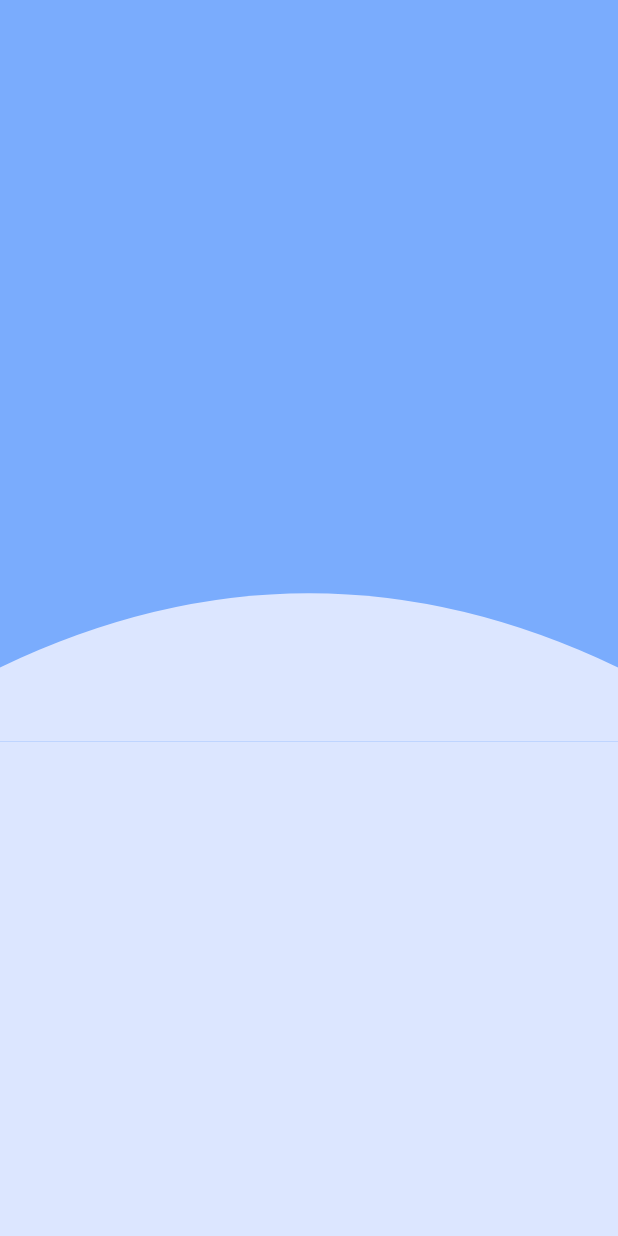
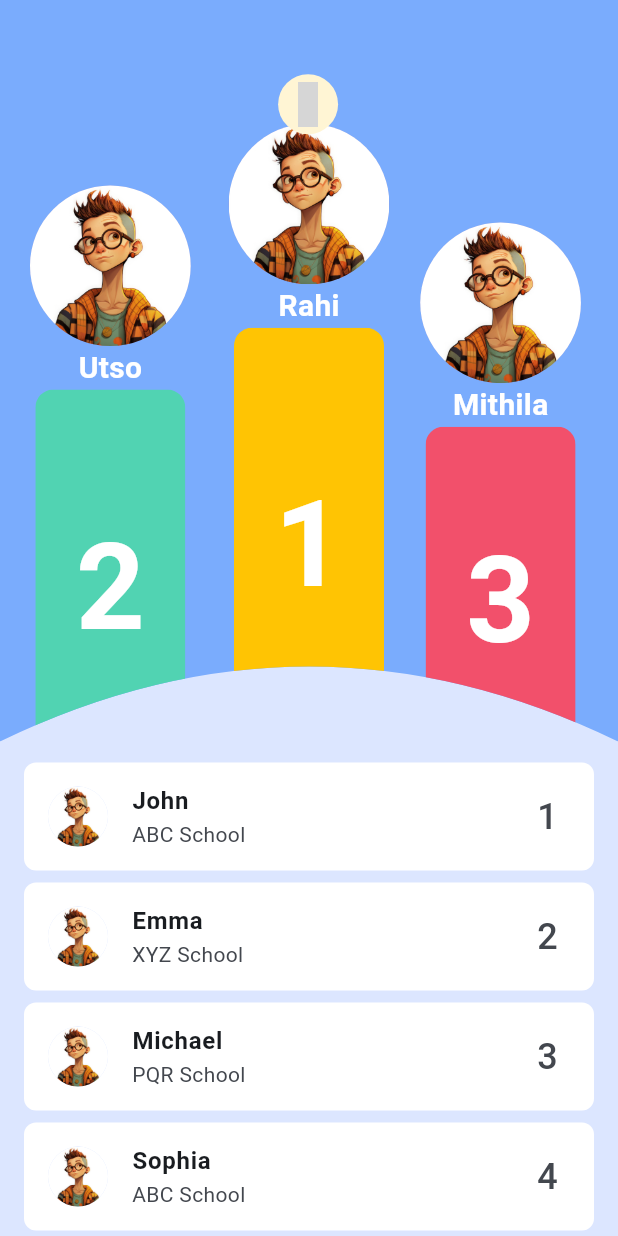
Before and after one commit to utso1707097/horlicks_quiz, a Flutter app: the LeaderboardScreen screen opened directly, on a phone screen of 412 x 824 dp. Run offline on Flutter 3.47's test engine with Material 3 defaults, Android fonts, the light colour scheme and no system bars; our stand-ins replace material_design_icons_flutter; grey boxes are pictures that could not be loaded.

Commit message:
Leaderboard design completed

```diff
--- a/lib/main.dart
+++ b/lib/main.dart
@@ -1,6 +1,7 @@
 import 'package:flutter/material.dart';
 import 'package:horlicks_project/main_page.dart';
 import 'package:horlicks_project/screens/leaderboard_screen.dart';
+import 'package:horlicks_project/screens/login_screen.dart';
 import 'package:horlicks_project/screens/profile_screen.dart';
 import 'package:horlicks_project/screens/stats_screen.dart';
 
@@ -23,7 +24,7 @@ class MyApp extends StatelessWidget {
         colorScheme: ColorScheme.fromSeed(seedColor: const Color(0xff7badfd)),
         useMaterial3: true,
       ),
-      home: MainPage(),
+      home: LoginScreen(),
     );
   }
 }
--- a/lib/screens/leaderboard_screen.dart
+++ b/lib/screens/leaderboard_screen.dart
@@ -1,5 +1,11 @@
+import 'dart:math';
+
 import 'package:flutter/cupertino.dart';
 import 'package:flutter/material.dart';
+import 'package:material_design_icons_flutter/material_design_icons_flutter.dart';
+
+import '../utils/custom_clipper.dart';
+import '../widgets/custom_badge_widget.dart';
 
 class LeaderboardScreen extends StatefulWidget {
   const LeaderboardScreen({Key? key}) : super(key: key);
@@ -11,6 +17,16 @@ class LeaderboardScreen extends StatefulWidget {
 class _LeaderboardScreenState extends State<LeaderboardScreen> {
   @override
   Widget build(BuildContext context) {
+    final List<Map<String, String>> leaderboardData = [
+      {"rank": "1", "name": "John", "school": "ABC School", "image": "assets/avatar.jpg"},
+      {"rank": "2", "name": "Emma", "school": "XYZ School", "image": "assets/avatar.jpg"},
+      {"rank": "3", "name": "Michael", "school": "PQR School", "image": "assets/avatar.jpg"},
+      {"rank": "4", "name": "Sophia", "school": "ABC School", "image": "assets/avatar.jpg"},
+      {"rank": "5", "name": "Ethan", "school": "XYZ School", "image": "assets/avatar.jpg"},
+      {"rank": "6", "name": "Olivia", "school": "PQR School", "image": "assets/avatar.jpg"},
+      // Add more data as needed
+    ];
+
     return Scaffold(
       backgroundColor: const Color(0xffdce6ff),
       body: SingleChildScrollView(
@@ -18,22 +34,100 @@ class _LeaderboardScreenState extends State<LeaderboardScreen> {
           children: [
             Stack(
               children: [
-                Transform(
-                  alignment: Alignment.center,
-                  transform: Matrix4.rotationX(3.1415),
+                ClipPath(
+                  clipper: CustomClipPath(),
                   child: Container(
                     width: MediaQuery.of(context).size.width,
-                    height: MediaQuery.of(context).size.height *0.6,
+                    height: MediaQuery.of(context).size.height * 0.6,
                     decoration: const BoxDecoration(
                       color: Color(0xff7aacfd),
                     ),
-                    child: CustomPaint(
-                      painter: CurvePainter(),
+                  ),
+                ),
+
+                ClipPath(
+                  clipper: CustomClipPath(),
+                  child: Container(
+                    width: MediaQuery.of(context).size.width,
+                    height: MediaQuery.of(context).size.height * 0.6,
+                    decoration: const BoxDecoration(
+                      color: Colors.transparent,
+                    ),
+                    child: Stack(
+                      children: [
+                        Positioned(
+                          top: MediaQuery.of(context).size.height * 0.15,
+                          left: 20,
+                          child: CustomBadgeWidget(
+                            imagePath: "assets/avatar.jpg",
+                            text: "Utso",
+                            pillarHeight: MediaQuery.of(context).size.height * 0.32,
+                            pillarColor: Color(0xff51d3b2),
+                            pillarText: "2",
+                          ),
+                        ),
+
+                        Positioned(
+                          top: MediaQuery.of(context).size.height * 0.1,
+                          left: MediaQuery.of(context).size.width * 0.37,
+                          child: CustomBadgeWidget(
+                            imagePath: "assets/avatar.jpg",
+                            text: "Rahi",
+                            pillarHeight: MediaQuery.of(context).size.height * 0.35,
+                            pillarColor:  Color(0xffffc403),
+                            pillarText: "1",
+                          ),
+                        ),
+
+                        Positioned(
+                          top: MediaQuery.of(context).size.height * 0.18,
+                          left: MediaQuery.of(context).size.width * 0.68,
+                          child: CustomBadgeWidget(
+                            imagePath: "assets/avatar.jpg",
+                            text: "Mithila",
+                            pillarHeight: MediaQuery.of(context).size.height * 0.28,
+                            pillarColor: Color(0xfff2506b),
+                            pillarText: "3",
+                          ),
+                        ),
+                        Positioned(
+                            top: MediaQuery.of(context).size.height * 0.06,
+                            left: MediaQuery.of(context).size.width * 0.45,
+                            child: Container(
+                              width: 40,
+                              height: 40,
+                              decoration: BoxDecoration(
+                                shape: BoxShape.circle,
+                                color: Color(0xfffff5d4),
+                              ),
+                              child: Icon(
+                                MdiIcons.crown,
+                                color: Color(0xffffc403),
+                                size: 30,
+                              ),
+                            )
+                        ),
+                      ],
                     ),
                   ),
                 ),
               ],
             ),
+            ListView.builder(
+              shrinkWrap: true,
+              physics: NeverScrollableScrollPhysics(),
+              padding: EdgeInsets.only(top: 10),
+              itemCount: leaderboardData.length,
+              itemBuilder: (context, index) {
+                final data = leaderboardData[index];
+                return LeaderboardListItem(
+                  rank: data["rank"]!,
+                  name: data["name"]!,
+                  school: data["school"]!,
+                  imagePath: data["image"]!,
+                );
+              },
+            )
           ],
         ),
       ),
@@ -42,26 +136,42 @@ class _LeaderboardScreenState extends State<LeaderboardScreen> {
 }
 
 
-class CurvePainter extends CustomPainter {
-  @override
-  void paint(Canvas canvas, Size size) {
-    var paint = Paint();
-    paint.color = Color(0xffdce6ff);
-    paint.style = PaintingStyle.fill;
 
-    var path = Path();
+class LeaderboardListItem extends StatelessWidget {
+  final String rank;
+  final String name;
+  final String school;
+  final String imagePath;
 
-    path.moveTo(0, size.height * 0.1); // Adjusted starting point
-    path.quadraticBezierTo(
-        size.width / 2, size.height * 0.3, size.width, size.height * 0.1); // Adjusted control point
-    path.lineTo(size.width, 0);
-    path.lineTo(0, 0);
-
-    canvas.drawPath(path, paint);
-  }
+  const LeaderboardListItem({
+    Key? key,
+    required this.rank,
+    required this.name,
+    required this.school,
+    required this.imagePath,
+  }) : super(key: key);
 
   @override
-  bool shouldRepaint(CustomPainter oldDelegate) {
-    return true;
+  Widget build(BuildContext context) {
+    return Container(
+      margin: EdgeInsets.symmetric(horizontal: 16, vertical: 4), // Adjust margins as needed
+      decoration: BoxDecoration(
+        color: Colors.white,
+        borderRadius: BorderRadius.circular(8), // Adjust border radius as needed
+      ),
+      child: ListTile(
+        leading: CircleAvatar(
+          backgroundImage: AssetImage(imagePath),
+        ),
+        title: Text(
+          name,
+          style: TextStyle(
+            fontWeight: FontWeight.bold,
+          ),
+        ),
+        subtitle: Text(school),
+        trailing: Text(rank,style: TextStyle(fontSize: 24,),),
+      ),
+    );
   }
 }
--- /dev/null
+++ b/lib/screens/login_screen.dart
@@ -0,0 +1,62 @@
+import 'package:flutter/material.dart';
+import 'package:horlicks_project/main_page.dart';
+
+class LoginScreen extends StatefulWidget {
+  const LoginScreen({super.key});
+
+  @override
+  State<LoginScreen> createState() => _LoginScreenState();
+}
+
+class _LoginScreenState extends State<LoginScreen> {
+  @override
+  Widget build(BuildContext context) {
+    return Scaffold(
+      resizeToAvoidBottomInset: false,
+      backgroundColor: const Color(0xffdce6ff),
+      floatingActionButton: FloatingActionButton(
+        onPressed: () {
+          Navigator.pushReplacement(
+            context,
+            MaterialPageRoute(
+              builder: (context) => MainPage(),
+            ),
+          );
+        },
+        child: Container(
+          width: 80,
+          height: 80,
+          decoration: BoxDecoration(
+            color: Color(0xfff2506b),
+            shape: BoxShape.circle,
+          ),
+          child: Icon(
+            Icons.check,
+            color: Colors.white,
+            size: 60,
+          ),
+        ),
+      ),
+      floatingActionButtonLocation: FloatingActionButtonLocation.centerFloat,
+      body: SingleChildScrollView(
+        child: Column(
+          children: [
+            Container(
+              width: MediaQuery.of(context).size.width,
+              height: MediaQuery.of(context).size.height * 0.3,
+              decoration: const BoxDecoration(
+                color: Color(0xff7aacfd),
+                borderRadius: BorderRadius.only(
+                  bottomLeft: Radius.circular(60),
+                  bottomRight: Radius.circular(60),
+                ),
+              ),
+            ),
+            SizedBox(height: MediaQuery.of(context).size.height * 0.1,),
+
+          ],
+        ),
+      ),
+    );
+  }
+}
--- /dev/null
+++ b/lib/utils/custom_clipper.dart
@@ -0,0 +1,23 @@
+import 'package:flutter/material.dart';
+
+class CustomClipPath extends CustomClipper<Path>{
+  @override
+  Path getClip(Size size) {
+    double w = size.width;
+    double h = size.height;
+
+    final path = Path();
+    path.lineTo(0, h);
+    path.quadraticBezierTo(w*0.5, h - 100, w, h,);
+    path.lineTo(w,0);
+
+
+    return path;
+  }
+
+  @override
+  bool shouldReclip(covariant CustomClipper<Path> oldClipper) {
+    return false;
+  }
+
+}
--- /dev/null
+++ b/lib/widgets/custom_badge_widget.dart
@@ -0,0 +1,82 @@
+import 'package:flutter/material.dart';
+
+import '../utils/custom_clipper.dart';
+
+class CustomBadgeWidget extends StatelessWidget {
+  final String imagePath;
+  final String text;
+  final double pillarHeight;
+  final String pillarText;
+  final Color pillarColor;
+
+  const CustomBadgeWidget({
+    Key? key, // Add this line
+    required this.imagePath,
+    required this.text,
+    required this.pillarHeight,
+    required this.pillarText,
+    required this.pillarColor,
+  }) : super(key: key);
+
+  @override
+  Widget build(BuildContext context) {
+    return Column(
+      children: [
+        Container(
+          height: MediaQuery.of(context).size.height * 0.13,
+          width: MediaQuery.of(context).size.height * 0.13,
+          decoration: BoxDecoration(
+            color: Colors.redAccent.withOpacity(0.2),
+            shape: BoxShape.circle,
+          ),
+          child: ClipOval(
+            child: Image.asset(
+              imagePath,
+              fit: BoxFit.cover,
+            ),
+          ),
+        ),
+        Text(
+          text,
+          style: TextStyle(
+            color: Colors.white,
+            fontSize: 20,
+            fontWeight: FontWeight.bold,
+          ),
+        ),
+        ClipPath(
+          clipper: CustomClipPath(),
+          child: _buildPillar(pillarHeight, pillarText,pillarColor),
+        ),
+      ],
+    );
+  }
+  Widget _buildPillar(double height, String text, Color pillarColor) {
+    return Container(
+      width: 100, // Adjust the width as needed
+      height: height, // Adjust the height as needed
+      decoration: BoxDecoration(
+        color: pillarColor,
+        borderRadius: BorderRadius.circular(12),
+        // boxShadow: [
+        //   BoxShadow(
+        //     color: Colors.white.withOpacity(0.5),
+        //     spreadRadius: 5,
+        //     blurRadius: 7,
+        //     offset: Offset(0, 3), // changes the position of the shadow
+        //   ),
+        // ],
+      ),
+      child: Center(
+        child: Text(
+          text,
+          style: TextStyle(
+            fontSize: 80,
+            fontWeight: FontWeight.bold,
+            color: Colors.white,
+          ),
+        ),
+      ),
+    );
+  }
+}
```
